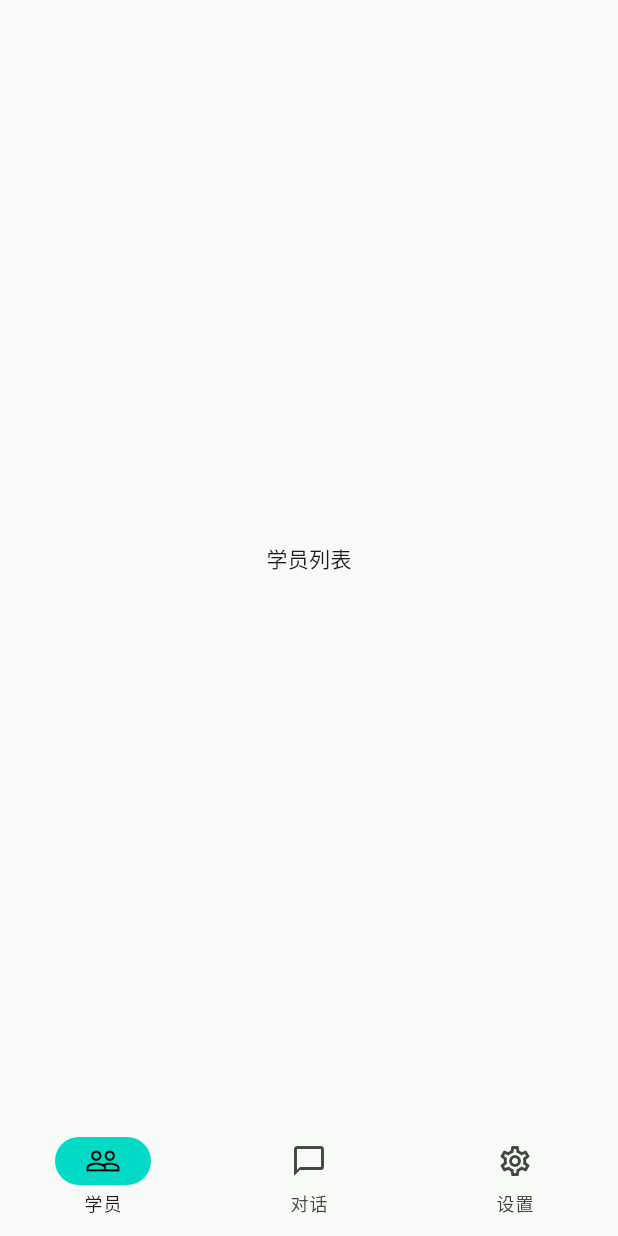
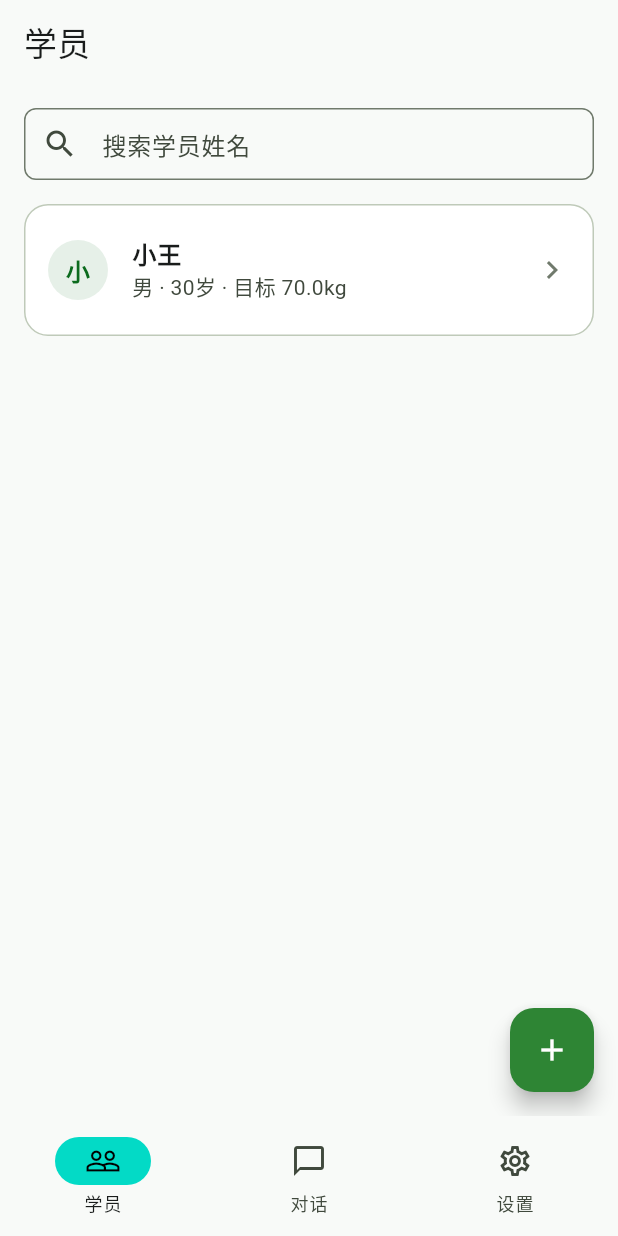
Before and after one commit to Casertmisten/slim-bot, a Flutter app: the screen it shows after launch, on a phone screen of 412 x 824 dp. Run offline on Flutter 3.47's test engine with Material 3 defaults, Android fonts, the phone set to English and light mode, and no system bars; our stand-ins replace dio, flutter_riverpod, go_router, shared_preferences.

Commit message:
feat: 实现学员列表页与状态管理

```diff
--- a/lib/features/students/pages/students_list_page.dart
+++ b/lib/features/students/pages/students_list_page.dart
@@ -1,9 +1,68 @@
 import 'package:flutter/material.dart';
 import 'package:flutter_riverpod/flutter_riverpod.dart';
+import 'package:go_router/go_router.dart';
+import '../../../core/responsive.dart';
+import '../providers/student_providers.dart';
+import '../widgets/student_card.dart';
 
-class StudentsListPage extends ConsumerWidget {
+class StudentsListPage extends ConsumerStatefulWidget {
   const StudentsListPage({super.key});
+
   @override
-  Widget build(BuildContext context, WidgetRef ref) =>
-      const Scaffold(body: Center(child: Text('学员列表')));
+  ConsumerState<StudentsListPage> createState() => _StudentsListPageState();
 }
+
+class _StudentsListPageState extends ConsumerState<StudentsListPage> {
+  String _search = '';
+
+  @override
+  Widget build(BuildContext context) {
+    final async = ref.watch(studentListProvider(_search));
+    return Scaffold(
+      appBar: AppBar(title: const Text('学员')),
+      body: Padding(
+        padding: EdgeInsets.all(contentMargin(context)),
+        child: Column(
+          children: [
+            TextField(
+              decoration: const InputDecoration(
+                prefixIcon: Icon(Icons.search),
+                hintText: '搜索学员姓名',
+              ),
+              onChanged: (v) => setState(() => _search = v),
+            ),
+            const SizedBox(height: 16),
+            Expanded(
+              child: async.when(
+                data: (students) => students.isEmpty
+                    ? const Center(child: Text('暂无学员，点右下角添加'))
+                    : ListView.separated(
+                        itemCount: students.length,
+                        separatorBuilder: (_, __) => const SizedBox(height: 8),
+                        itemBuilder: (_, i) => StudentCard(student: students[i]),
+                      ),
+                loading: () => const Center(child: CircularProgressIndicator()),
+                error: (e, _) => Center(
+                  child: Column(
+                    mainAxisSize: MainAxisSize.min,
+                    children: [
+                      const Text('加载失败'),
+                      TextButton(
+                          onPressed: () =>
+                              ref.invalidate(studentListProvider(_search)),
+                          child: const Text('重试')),
+                    ],
+                  ),
+                ),
+              ),
+            ),
+          ],
+        ),
+      ),
+      floatingActionButton: FloatingActionButton(
+        onPressed: () => context.push('/students/new'),
+        child: const Icon(Icons.add),
+      ),
+    );
+  }
+}
--- /dev/null
+++ b/lib/features/students/providers/student_providers.dart
@@ -0,0 +1,17 @@
+import 'package:flutter_riverpod/flutter_riverpod.dart';
+import '../../../core/models/models.dart';
+import '../../../core/repositories/repository_provider.dart';
+
+/// 学员列表（带搜索）
+final studentListProvider =
+    FutureProvider.family<List<Student>, String>((ref, search) async {
+  final repo = ref.watch(repositoryProvider);
+  return repo.listStudents(search: search.isEmpty ? null : search);
+});
+
+/// 单个学员详情
+final studentProvider =
+    FutureProvider.family<Student, int>((ref, id) async {
+  final repo = ref.watch(repositoryProvider);
+  return repo.getStudent(id);
+});
--- /dev/null
+++ b/lib/features/students/widgets/student_card.dart
@@ -0,0 +1,31 @@
+import 'package:flutter/material.dart';
+import 'package:go_router/go_router.dart';
+import '../../../core/models/models.dart';
+import '../../../core/theme/app_colors.dart';
+
+/// 学员列表卡片
+class StudentCard extends StatelessWidget {
+  final Student student;
+  const StudentCard({super.key, required this.student});
+
+  @override
+  Widget build(BuildContext context) {
+    return Card(
+      child: ListTile(
+        contentPadding: const EdgeInsets.symmetric(horizontal: 16, vertical: 8),
+        leading: CircleAvatar(
+          backgroundColor: const Color(0x1A0B6B1D),
+          child: Text(student.name.characters.first,
+              style: const TextStyle(
+                  color: AppColors.primary, fontWeight: FontWeight.w600)),
+        ),
+        title: Text(student.name,
+            style: const TextStyle(fontWeight: FontWeight.w600)),
+        subtitle: Text(
+            '${student.gender.label} · ${student.age}岁 · 目标 ${student.targetWeightKg}kg'),
+        trailing: const Icon(Icons.chevron_right, color: AppColors.outline),
+        onTap: () => context.push('/students/${student.id}'),
+      ),
+    );
+  }
+}
```
